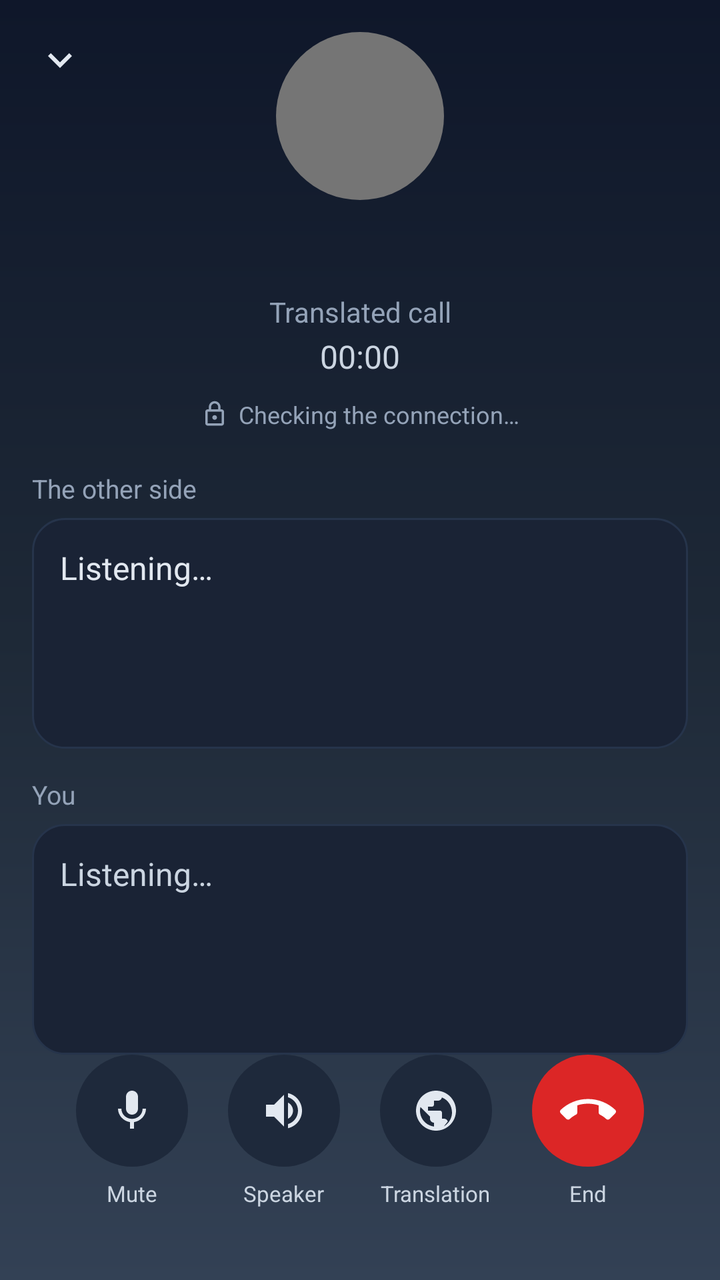
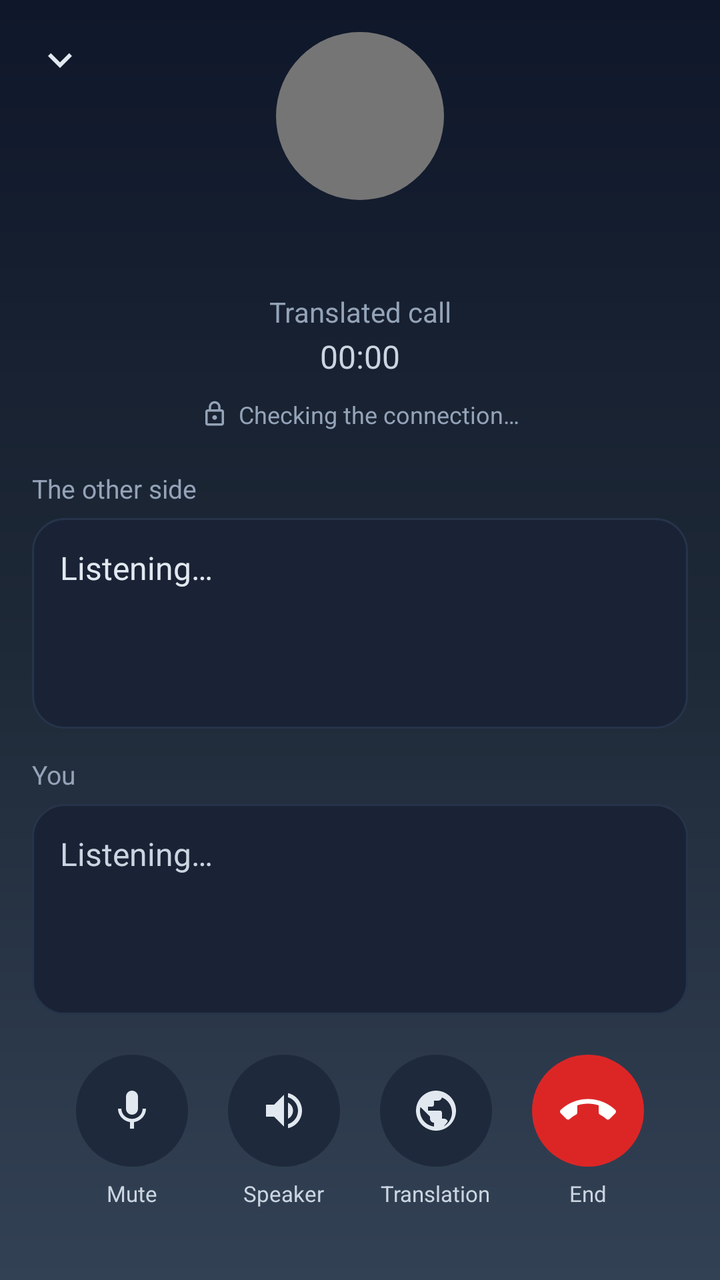

Screens rendered from an Android XML layout before and after an edit, with the pre-edit source and the edit as a unified diff.
<!-- AndroidManifest.xml: application theme Theme.UnlimitedPossibilities12 -->
<!-- res/layout/activity_voice_call_with_translate.xml -->
<?xml version="1.0" encoding="utf-8"?>
<androidx.constraintlayout.widget.ConstraintLayout xmlns:android="http://schemas.android.com/apk/res/android"
    xmlns:app="http://schemas.android.com/apk/res-auto"
    android:layout_width="match_parent"
    android:layout_height="match_parent"
    android:background="@drawable/gradient_voice_call_background">

    
    <ImageView
        android:id="@+id/minimize_button"
        android:layout_width="44dp"
        android:layout_height="44dp"
        android:layout_margin="8dp"
        android:background="?attr/selectableItemBackgroundBorderless"
        android:clickable="true"
        android:contentDescription="@string/call_minimize"
        android:focusable="true"
        android:padding="10dp"
        android:src="@drawable/ic_chevron_down"
        app:tint="#E2E8F0"
        app:layout_constraintStart_toStartOf="parent"
        app:layout_constraintTop_toTopOf="parent" />

    <FrameLayout
        android:id="@+id/avatar_card"
        android:layout_width="84dp"
        android:layout_height="84dp"
        android:layout_marginTop="16dp"
        app:layout_constraintTop_toTopOf="parent"
        app:layout_constraintStart_toStartOf="parent"
        app:layout_constraintEnd_toEndOf="parent">

        <ImageView
            android:id="@+id/call_avatar_image"
            android:layout_width="match_parent"
            android:layout_height="match_parent"
            android:contentDescription="@string/call_incoming_translated"
            android:scaleType="centerCrop" />

        <TextView
            android:id="@+id/call_avatar_text"
            android:layout_width="match_parent"
            android:layout_height="match_parent"
            android:background="@drawable/circle_background"
            android:gravity="center"
            android:textColor="#FFFFFF"
            android:textSize="34sp"
            android:textStyle="bold" />
    </FrameLayout>

    <TextView
        android:id="@+id/call_title"
        android:layout_width="0dp"
        android:layout_height="wrap_content"
        android:layout_marginTop="12dp"
        android:layout_marginHorizontal="24dp"
        android:ellipsize="end"
        android:gravity="center"
        android:maxLines="1"
        android:textColor="#F8FAFC"
        android:textSize="24sp"
        android:textStyle="bold"
        app:layout_constraintTop_toBottomOf="@id/avatar_card"
        app:layout_constraintStart_toStartOf="parent"
        app:layout_constraintEnd_toEndOf="parent" />

    <TextView
        android:id="@+id/call_subtitle"
        android:layout_width="wrap_content"
        android:layout_height="wrap_content"
        android:layout_marginTop="2dp"
        android:text="@string/call_incoming_translated"
        android:textColor="#94A3B8"
        android:textSize="14sp"
        app:layout_constraintTop_toBottomOf="@id/call_title"
        app:layout_constraintStart_toStartOf="parent"
        app:layout_constraintEnd_toEndOf="parent" />

    <TextView
        android:id="@+id/call_timer"
        android:layout_width="wrap_content"
        android:layout_height="wrap_content"
        android:layout_marginTop="2dp"
        android:text="00:00"
        android:textColor="#CBD5E1"
        android:textSize="16sp"
        app:layout_constraintTop_toBottomOf="@id/call_subtitle"
        app:layout_constraintStart_toStartOf="parent"
        app:layout_constraintEnd_toEndOf="parent" />

    
    <LinearLayout
        android:id="@+id/call_security"
        android:layout_width="wrap_content"
        android:layout_height="wrap_content"
        android:layout_marginTop="6dp"
        android:background="?attr/selectableItemBackground"
        android:clickable="true"
        android:focusable="true"
        android:gravity="center_vertical"
        android:orientation="horizontal"
        android:paddingHorizontal="12dp"
        android:paddingVertical="4dp"
        app:layout_constraintTop_toBottomOf="@id/call_timer"
        app:layout_constraintStart_toStartOf="parent"
        app:layout_constraintEnd_toEndOf="parent">

        <ImageView
            android:id="@+id/call_security_icon"
            android:layout_width="14dp"
            android:layout_height="14dp"
            android:contentDescription="@string/call_security_encrypted"
            android:src="@drawable/ic_lock"
            app:tint="#94A3B8" />

        <TextView
            android:id="@+id/call_security_text"
            android:layout_width="wrap_content"
            android:layout_height="wrap_content"
            android:layout_marginStart="5dp"
            android:text="@string/call_security_checking"
            android:textColor="#94A3B8"
            android:textSize="12sp" />
    </LinearLayout>

    
    <LinearLayout
        android:id="@+id/transcripts"
        android:layout_width="0dp"
        android:layout_height="0dp"
        android:layout_marginTop="16dp"
        android:layout_marginHorizontal="16dp"
        android:orientation="vertical"
        app:layout_constraintTop_toBottomOf="@id/call_security"
        app:layout_constraintBottom_toTopOf="@id/call_controls"
        app:layout_constraintStart_toStartOf="parent"
        app:layout_constraintEnd_toEndOf="parent">

        <TextView
            android:id="@+id/friend_voice_label"
            android:layout_width="wrap_content"
            android:layout_height="wrap_content"
            android:layout_marginBottom="6dp"
            android:text="@string/call_translate_them"
            android:textColor="#94A3B8"
            android:textSize="13sp" />

        <ScrollView
            android:id="@+id/friend_transcription_scroll_view"
            android:layout_width="match_parent"
            android:layout_height="0dp"
            android:layout_weight="1"
            android:background="@drawable/bg_transcript_card"
            android:padding="14dp">

            <TextView
                android:id="@+id/friend_transcription_text_view"
                android:layout_width="match_parent"
                android:layout_height="wrap_content"
                android:text="@string/call_translate_listening"
                android:textColor="#E2E8F0"
                android:textSize="16sp" />
        </ScrollView>

        <TextView
            android:id="@+id/your_voice_label"
            android:layout_width="wrap_content"
            android:layout_height="wrap_content"
            android:layout_marginTop="14dp"
            android:layout_marginBottom="6dp"
            android:text="@string/call_translate_you"
            android:textColor="#94A3B8"
            android:textSize="13sp" />

        <ScrollView
            android:id="@+id/transcription_scroll_view"
            android:layout_width="match_parent"
            android:layout_height="0dp"
            android:layout_weight="1"
            android:background="@drawable/bg_transcript_card"
            android:padding="14dp">

            <TextView
                android:id="@+id/transcription_text_view"
                android:layout_width="match_parent"
                android:layout_height="wrap_content"
                android:text="@string/call_translate_listening"
                android:textColor="#CBD5E1"
                android:textSize="16sp" />
        </ScrollView>
    </LinearLayout>

    
    <LinearLayout
        android:id="@+id/translation_panel"
        android:layout_width="0dp"
        android:layout_height="wrap_content"
        android:layout_marginHorizontal="16dp"
        android:layout_marginBottom="12dp"
        android:background="@drawable/bg_transcript_card"
        android:orientation="vertical"
        android:padding="16dp"
        android:visibility="gone"
        app:layout_constraintBottom_toTopOf="@id/call_controls"
        app:layout_constraintStart_toStartOf="parent"
        app:layout_constraintEnd_toEndOf="parent">

        <LinearLayout
            android:id="@+id/translation_container"
            android:layout_width="match_parent"
            android:layout_height="wrap_content"
            android:gravity="center_vertical"
            android:orientation="horizontal">

            <Switch
                android:id="@+id/translation_switch"
                android:layout_width="0dp"
                android:layout_height="wrap_content"
                android:layout_weight="1"
                android:text="@string/call_translate_speech"
                android:textColor="#E2E8F0" />

            <Spinner
                android:id="@+id/language_spinner"
                android:layout_width="wrap_content"
                android:layout_height="wrap_content"
                android:minWidth="150dp"
                android:popupBackground="@drawable/spinner_dropdown_background_translate" />
        </LinearLayout>

        <TextView
            android:id="@+id/language_hint"
            android:layout_width="match_parent"
            android:layout_height="wrap_content"
            android:layout_marginTop="6dp"
            android:text="@string/call_translate_hint"
            android:textColor="#94A3B8"
            android:textSize="12sp" />

        <Switch
            android:id="@+id/on_device_switch"
            android:layout_width="match_parent"
            android:layout_height="wrap_content"
            android:layout_marginTop="10dp"
            android:text="@string/call_translate_on_device"
            android:textColor="#E2E8F0" />

        <Switch
            android:id="@+id/tts_switch"
            android:layout_width="match_parent"
            android:layout_height="wrap_content"
            android:layout_marginTop="6dp"
            android:text="@string/call_translate_aloud"
            android:textColor="#E2E8F0" />
    </LinearLayout>

    
    <LinearLayout
        android:id="@+id/call_controls"
        android:layout_width="wrap_content"
        android:layout_height="wrap_content"
        android:layout_marginBottom="36dp"
        android:gravity="center"
        android:orientation="horizontal"
        app:layout_constraintBottom_toBottomOf="parent"
        app:layout_constraintStart_toStartOf="parent"
        app:layout_constraintEnd_toEndOf="parent">

        <LinearLayout
            android:layout_width="wrap_content"
            android:layout_height="wrap_content"
            android:layout_marginHorizontal="10dp"
            android:gravity="center"
            android:orientation="vertical">

            <ImageView
                android:id="@+id/mute_button"
                android:layout_width="56dp"
                android:layout_height="56dp"
                android:background="@drawable/circle_background"
                android:backgroundTint="#1E293B"
                android:clickable="true"
                android:contentDescription="@string/call_mute"
                android:focusable="true"
                android:padding="16dp"
                android:src="@drawable/ic_mic_white"
                app:tint="#E2E8F0" />

            <TextView
                android:layout_width="wrap_content"
                android:layout_height="wrap_content"
                android:layout_marginTop="6dp"
                android:text="@string/call_mute"
                android:textColor="#CBD5E1"
                android:textSize="11sp" />
        </LinearLayout>

        <LinearLayout
            android:layout_width="wrap_content"
            android:layout_height="wrap_content"
            android:layout_marginHorizontal="10dp"
            android:gravity="center"
            android:orientation="vertical">

            <ImageView
                android:id="@+id/speaker_button"
                android:layout_width="56dp"
                android:layout_height="56dp"
                android:background="@drawable/circle_background"
                android:backgroundTint="#1E293B"
                android:clickable="true"
                android:contentDescription="@string/call_speaker"
                android:focusable="true"
                android:padding="16dp"
                android:src="@drawable/ic_volume_up"
                app:tint="#E2E8F0" />

            <TextView
                android:layout_width="wrap_content"
                android:layout_height="wrap_content"
                android:layout_marginTop="6dp"
                android:text="@string/call_speaker"
                android:textColor="#CBD5E1"
                android:textSize="11sp" />
        </LinearLayout>

        <LinearLayout
            android:layout_width="wrap_content"
            android:layout_height="wrap_content"
            android:layout_marginHorizontal="10dp"
            android:gravity="center"
            android:orientation="vertical">

            <ImageView
                android:id="@+id/translate_button"
                android:layout_width="56dp"
                android:layout_height="56dp"
                android:background="@drawable/circle_background"
                android:backgroundTint="#1E293B"
                android:clickable="true"
                android:contentDescription="@string/call_translate_settings"
                android:focusable="true"
                android:padding="16dp"
                android:src="@drawable/ic_globe"
                app:tint="#E2E8F0" />

            <TextView
                android:layout_width="wrap_content"
                android:layout_height="wrap_content"
                android:layout_marginTop="6dp"
                android:text="@string/call_translate_settings"
                android:textColor="#CBD5E1"
                android:textSize="11sp" />
        </LinearLayout>

        <LinearLayout
            android:layout_width="wrap_content"
            android:layout_height="wrap_content"
            android:layout_marginHorizontal="10dp"
            android:gravity="center"
            android:orientation="vertical">

            <ImageView
                android:id="@+id/end_call_button"
                android:layout_width="56dp"
                android:layout_height="56dp"
                android:background="@drawable/circle_background"
                android:backgroundTint="#DC2626"
                android:clickable="true"
                android:contentDescription="@string/call_end"
                android:focusable="true"
                android:padding="14dp"
                android:src="@drawable/ic_call_end_down"
                app:tint="#FFFFFF" />

            <TextView
                android:layout_width="wrap_content"
                android:layout_height="wrap_content"
                android:layout_marginTop="6dp"
                android:text="@string/call_end"
                android:textColor="#CBD5E1"
                android:textSize="11sp" />
        </LinearLayout>
    </LinearLayout>
</androidx.constraintlayout.widget.ConstraintLayout>
<!-- resources referenced by this layout -->
<resources>
  <!-- drawable bg_transcript_card (drawable) -->
  <?xml version="1.0" encoding="utf-8"?>
  <shape xmlns:android="http://schemas.android.com/apk/res/android"
      android:shape="rectangle">
      <solid android:color="#1A2335" />
      <corners android:radius="16dp" />
      <stroke
          android:width="1dp"
          android:color="#26344B" />
  </shape>
  <!-- drawable circle_background (drawable) -->
  <?xml version="1.0" encoding="utf-8"?>
  <shape xmlns:android="http://schemas.android.com/apk/res/android">
      <solid android:color="#757575" />
      <corners android:radius="60dp" />
  </shape>
  <!-- drawable gradient_voice_call_background (drawable) -->
  <?xml version="1.0" encoding="utf-8"?>
  <shape xmlns:android="http://schemas.android.com/apk/res/android">
      <gradient
          android:angle="270"
          android:startColor="#0F172A"
          android:centerColor="#1E2937"
          android:endColor="#334155" />
  </shape>
  <!-- drawable ic_chevron_down (drawable) -->
  <?xml version="1.0" encoding="utf-8"?>
  <vector xmlns:android="http://schemas.android.com/apk/res/android"
      android:width="24dp"
      android:height="24dp"
      android:viewportWidth="24"
      android:viewportHeight="24">
      <path
          android:fillColor="#FFFFFF"
          android:pathData="M7.41,8.59 L12,13.17l4.59,-4.58L18,10l-6,6 -6,-6z" />
  </vector>
  <!-- drawable ic_mic_white (drawable) -->
  <vector xmlns:android="http://schemas.android.com/apk/res/android"
      android:width="24dp"
      android:height="24dp"
      android:viewportWidth="24"
      android:viewportHeight="24">
      <path
          android:fillColor="#FFFFFF"
          android:pathData="M12,14c1.66,0 3,-1.34 3,-3L15,5c0,-1.66 -1.34,-3 -3,-3S9,3.34 9,5v6c0,1.66 1.34,3 3,3zM17.3,11c0,3 -2.54,5.1 -5.3,5.1S6.7,14 6.7,11L5,11c0,3.41 2.72,6.23 6,6.72L11,21h2v-3.28c3.28,-0.48 6,-3.3 6,-6.72h-1.7z"/>
  </vector>
  <!-- drawable spinner_dropdown_background_translate (drawable) -->
  <?xml version="1.0" encoding="utf-8"?>
  <shape xmlns:android="http://schemas.android.com/apk/res/android">
      <solid android:color="@color/translate_spinner_dropdown_background" /> 
      <corners android:radius="12dp" />
      <stroke
          android:width="1dp"
          android:color="@color/translate_border_light" /> 
  </shape>
  <string name="call_end">End</string>
  <string name="call_incoming_translated">Translated call</string>
  <string name="call_minimize">Minimize</string>
  <string name="call_mute">Mute</string>
  <string name="call_security_checking">Checking the connection…</string>
  <string name="call_security_encrypted">Encrypted</string>
  <string name="call_speaker">Speaker</string>
  <string name="call_translate_aloud">Speak the translation aloud</string>
  <string name="call_translate_hint">This is your language: you speak it, and you hear the other side in it.</string>
  <string name="call_translate_listening">Listening…</string>
  <string name="call_translate_on_device">On-device translation (free)</string>
  <string name="call_translate_settings">Translation</string>
  <string name="call_translate_speech">Translate speech</string>
  <string name="call_translate_them">The other side</string>
  <string name="call_translate_you">You</string>
  <style name="Theme.UnlimitedPossibilities12" parent="Base.Theme.UnlimitedPossibilities12" />
  <color name="translate_spinner_dropdown_background">#1E2937</color>
  <color name="translate_border_light">#475569</color>
  <style name="Base.Theme.UnlimitedPossibilities12" parent="Theme.Material3.DayNight.NoActionBar">
          
          
      </style>
  <!-- unchanged entries left out for length: 4 -->
</resources>

<!-- the commit's change to res/layout/activity_voice_call_with_translate.xml (unified diff, before → after) -->
@@ -132,6 +132,7 @@
         android:layout_marginHorizontal="16dp"
         android:orientation="vertical"
         app:layout_constraintTop_toBottomOf="@id/call_security"
+        android:layout_marginBottom="20dp"
         app:layout_constraintBottom_toTopOf="@id/call_controls"
         app:layout_constraintStart_toStartOf="parent"
         app:layout_constraintEnd_toEndOf="parent">
